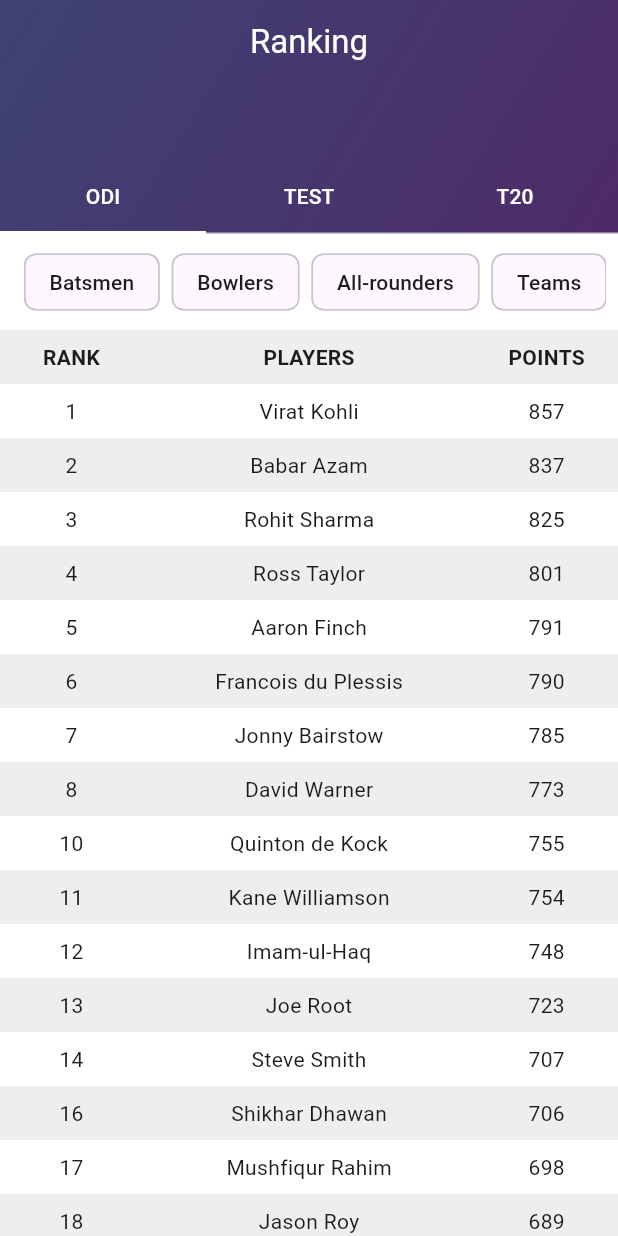
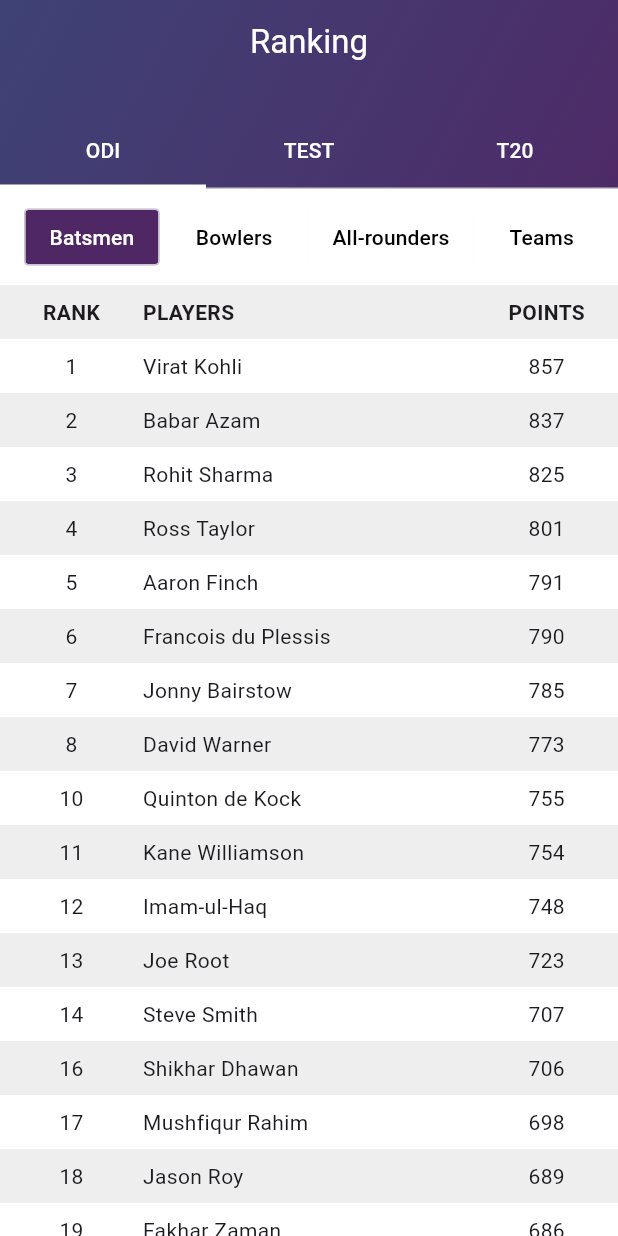
Before and after one commit to msavanan/bytesigma, a Flutter app: the screen it shows after launch, on a phone screen of 412 x 824 dp. Run offline on Flutter 3.47's test engine with Material 3 defaults, Android fonts, the phone set to English and light mode, and no system bars; our stand-ins replace bloc, equatable, flutter_bloc, freezed_annotation.

Commit message:
updated ui

```diff
--- a/lib/bloc/ranking_state.dart
+++ b/lib/bloc/ranking_state.dart
@@ -3,49 +3,58 @@ import 'package:equatable/equatable.dart';
 
 enum SelectedTab { odi, test, t20 }
 
+enum Active { batsman, bowler, allRounder, teams }
+
 sealed class RankingState extends Equatable {
   const RankingState(
-      {this.isPlayer = true, this.selectedTab = SelectedTab.odi});
+      {this.isPlayer = true,
+      this.selectedTab = SelectedTab.odi,
+      this.active = Active.batsman});
   final bool isPlayer;
   final SelectedTab selectedTab;
+  final Active active;
   @override
-  List<Object> get props => [isPlayer, selectedTab];
+  List<Object> get props => [isPlayer, selectedTab, active];
 }
 
 class RankingInitialState extends RankingState {
-  const RankingInitialState({super.isPlayer, super.selectedTab});
+  const RankingInitialState({super.isPlayer, super.selectedTab, super.active});
   @override
-  List<Object> get props => [isPlayer, selectedTab];
+  List<Object> get props => [isPlayer, selectedTab, active];
 }
 
 class BatsmanState extends RankingState {
   final List<OdiAllRounder>? players;
-  const BatsmanState(this.players, {super.isPlayer, super.selectedTab});
+  const BatsmanState(this.players,
+      {super.isPlayer, super.selectedTab, super.active});
 
   @override
-  List<Object> get props => [players!, isPlayer, selectedTab];
+  List<Object> get props => [players!, isPlayer, selectedTab, active];
 }
 
 class BowlerState extends RankingState {
   final List<OdiAllRounder>? players;
-  const BowlerState(this.players, {super.isPlayer, super.selectedTab});
+  const BowlerState(this.players,
+      {super.isPlayer, super.selectedTab, super.active});
 
   @override
-  List<Object> get props => [players!, isPlayer, selectedTab];
+  List<Object> get props => [players!, isPlayer, selectedTab, active];
 }
 
 class AllRoundersState extends RankingState {
   final List<OdiAllRounder>? players;
-  const AllRoundersState(this.players, {super.isPlayer, super.selectedTab});
+  const AllRoundersState(this.players,
+      {super.isPlayer, super.selectedTab, super.active});
 
   @override
-  List<Object> get props => [players!, isPlayer, selectedTab];
+  List<Object> get props => [players!, isPlayer, selectedTab, active];
 }
 
 class TeamsState extends RankingState {
   final List<Team>? teams;
-  const TeamsState(this.teams, {super.isPlayer, super.selectedTab});
+  const TeamsState(this.teams,
+      {super.isPlayer, super.selectedTab, super.active});
 
   @override
-  List<Object> get props => [teams!, isPlayer, selectedTab];
+  List<Object> get props => [teams!, isPlayer, selectedTab, active];
 }
--- a/lib/view/ranking/ranking_tab_bar/category.dart
+++ b/lib/view/ranking/ranking_tab_bar/category.dart
@@ -1,19 +1,31 @@
 import 'package:bytesigma/bloc/ranking_bloc.dart';
 import 'package:bytesigma/bloc/ranking_event.dart';
+import 'package:bytesigma/bloc/ranking_state.dart';
 import 'package:flutter/material.dart';
 import 'package:flutter_bloc/flutter_bloc.dart';
 
 class CategoryChip extends StatelessWidget {
-  const CategoryChip({super.key, required this.name, required this.onPressed});
+  const CategoryChip(
+      {super.key,
+      required this.name,
+      required this.onPressed,
+      required this.isActive});
   final String name;
   final VoidCallback onPressed;
+  final bool isActive;
 
   @override
   Widget build(BuildContext context) {
     return Padding(
       padding: const EdgeInsets.only(left: 8.0),
       child: ActionChip(
-        label: Text(name),
+        label: Text(name,
+            style: TextStyle(color: isActive ? Colors.white : Colors.black)),
+        shape: isActive
+            ? const RoundedRectangleBorder(
+                borderRadius: BorderRadius.all(Radius.circular(3)))
+            : const LinearBorder(),
+        backgroundColor: isActive ? const Color(0XFF4f2765) : Colors.white,
         onPressed: onPressed,
       ),
     );
@@ -32,37 +44,43 @@ class Category extends StatelessWidget {
         padding: const EdgeInsets.all(8),
         child: SingleChildScrollView(
           scrollDirection: Axis.horizontal,
-          child: Row(
+          child:
+              BlocBuilder<RankingBloc, RankingState>(builder: (context, state) {
+            return Row(
               mainAxisAlignment: MainAxisAlignment.spaceBetween,
               children: [
                 CategoryChip(
                   name: 'Batsmen',
+                  isActive: state.active == Active.batsman,
                   onPressed: () {
                     context.read<RankingBloc>().add(const BatsmanEvent());
                   },
                 ),
                 CategoryChip(
                   name: 'Bowlers',
+                  isActive: state.active == Active.bowler,
                   onPressed: () {
                     context.read<RankingBloc>().add(const BowlerEvent());
                   },
                 ),
                 CategoryChip(
                   name: 'All-rounders',
+                  isActive: state.active == Active.allRounder,
                   onPressed: () {
                     context.read<RankingBloc>().add(const AllRoundersEvent());
-                  print(' All-rounders Tapped');
                   },
                 ),
                 CategoryChip(
                   name: 'Teams',
+                  isActive: state.active == Active.teams,
                   onPressed: () {
                     context.read<RankingBloc>().add(const TeamsEvent());
-                  print(' Teams Tapped');
                   },
                 ),
               ],
-          ),
+            );
+          }),
+          //child: ,
         ),
       ),
     );
--- a/lib/view/ranking/ranking_tab_bar/ranking_tab_bar.dart
+++ b/lib/view/ranking/ranking_tab_bar/ranking_tab_bar.dart
@@ -10,7 +10,7 @@ class RankingTabBar extends StatelessWidget implements PreferredSizeWidget {
   const RankingTabBar({super.key});
 
   @override
-  Size get preferredSize => const Size(double.infinity, 200);
+  Size get preferredSize => const Size.fromHeight(170);
 
   @override
   Widget build(BuildContext context) {
@@ -22,6 +22,7 @@ class RankingTabBar extends StatelessWidget implements PreferredSizeWidget {
           unselectedLabelColor: Colors.white,
           indicatorSize: TabBarIndicatorSize.tab,
           indicatorColor: Colors.white,
+          indicatorWeight: 3,
           onTap: (int tab) {
             switch (tab) {
               case 0:
--- a/lib/view/ranking/ranking_tab_bar/table_header.dart
+++ b/lib/view/ranking/ranking_tab_bar/table_header.dart
@@ -42,7 +42,14 @@ class PlayerHeader extends StatelessWidget {
       child: const Row(
         children: [
           HeaderCell('RANK'),
-          HeaderCell('PLAYERS', flex: 3),
+          Expanded(
+            flex: 3,
+            child: Padding(
+                padding: EdgeInsets.only(left: 8),
+                child: Text('PLAYERS',
+                    style: TextStyle(fontWeight: FontWeight.bold))),
+          ),
+          //HeaderCell('PLAYERS', flex: 3),
           HeaderCell('POINTS')
         ],
       ),
@@ -61,7 +68,14 @@ class TeamHeader extends StatelessWidget {
       child: const Row(
         children: [
           HeaderCell('RANK'),
-          HeaderCell('TEAM', flex: 2),
+          Expanded(
+            flex: 2,
+            child: Padding(
+                padding: EdgeInsets.only(left: 8),
+                child: Text('TEAM',
+                    style: TextStyle(fontWeight: FontWeight.bold))),
+          ),
+          //HeaderCell('TEAM', flex: 2),
           HeaderCell('RATING'),
           HeaderCell('POINTS')
         ],
--- a/lib/view/ranking/ranking_table/ranking_table.dart
+++ b/lib/view/ranking/ranking_table/ranking_table.dart
@@ -23,22 +23,6 @@ class RankingTable extends StatelessWidget {
         } else if (state is TeamsState) {
           teamList = state.teams!;
         }
-
-        // if (state.selectedTab == SelectedTab.odi) {
-        //   if (state is BatsmanState) {
-        //     playersList = state.odiBatsman!;
-        //   } else if (state is OdiBowlerState) {
-        //     playersList = state.odiBowlers!;
-        //   } else if (state is OdiAllRoundersState) {
-        //     playersList = state.odiAllRounder!;
-        //   } else if (state is OdiTeamsState) {
-        //     teamList = state.odiTeams!;
-        //   }
-        // } else if (state.selectedTab == SelectedTab.test) {
-        //   if (state is TestBatsmanState) {
-        //     playersList = state.testBatsman!;
-        //   }
-        // }
 
         final int itemCount = state.isPlayer
             ? (playersList?.length ?? 0)
@@ -104,7 +88,17 @@ class PlayerRow extends StatelessWidget {
       color: isShaded ? Colors.grey.shade200 : Colors.white,
       padding: const EdgeInsets.all(8.0),
       child: Row(
-        children: [Cell(rank), Cell(player, flex: 3), Cell(points)],
+        children: [
+          Cell(rank),
+          Expanded(
+            flex: 3,
+            child: Padding(
+                padding: const EdgeInsets.only(left: 8),
+                child: Text(player, style: const TextStyle())),
+          ),
+          //Cell(player, flex: 3),
+          Cell(points)
+        ],
       ),
     );
   }
```
Also changed, not shown: lib/bloc/ranking_bloc.dart (+39 -19 lines). Lines whose indentation alone changed are shown as unchanged.
